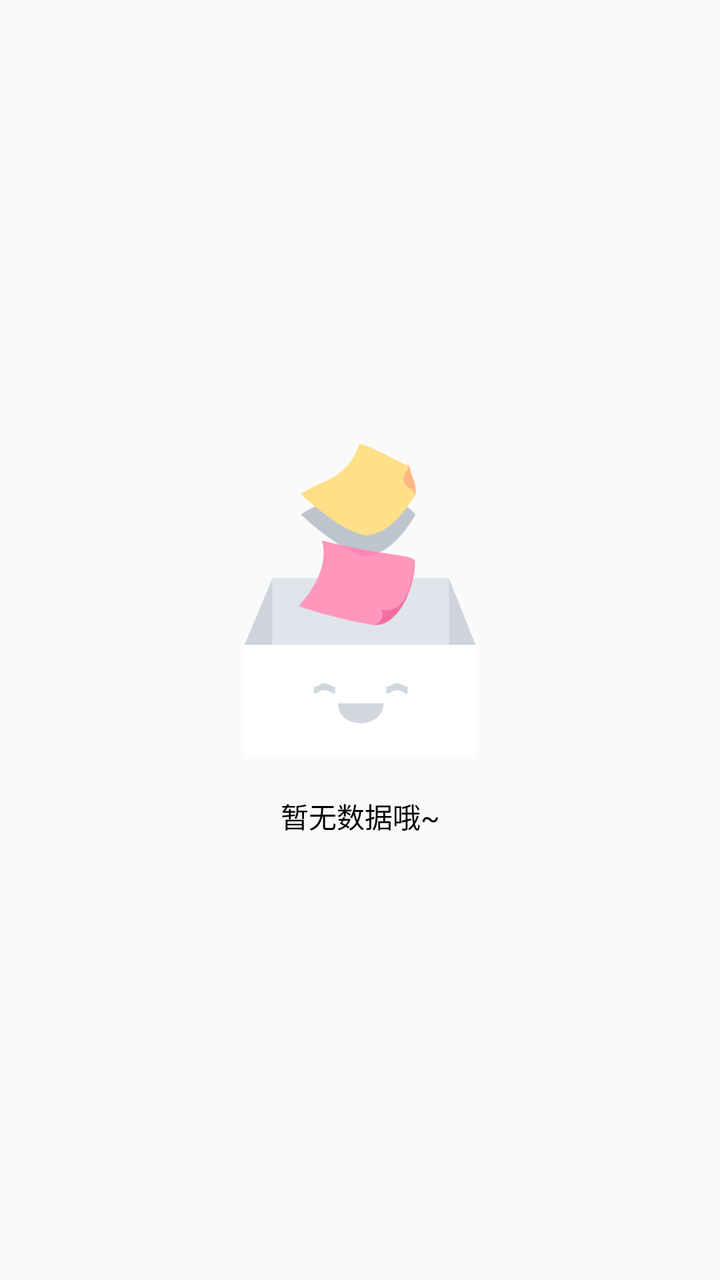
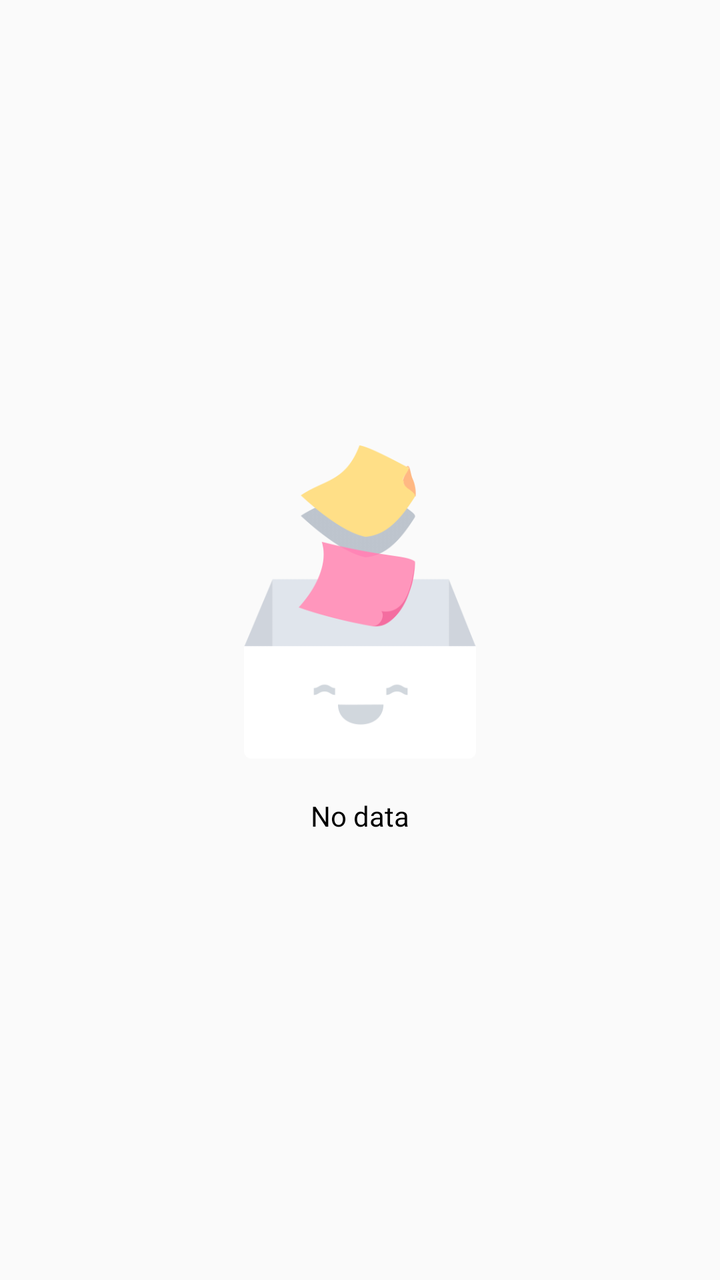

Two renders of the same Android screen: before a commit and after it. Below are the layout's source before the change and the commit's diff.
<!-- AndroidManifest.xml: another module's application theme AppTheme -->
<!-- res/layout/layout_for_empty.xml -->
<?xml version="1.0" encoding="utf-8"?>
<androidx.constraintlayout.widget.ConstraintLayout
    xmlns:android="http://schemas.android.com/apk/res/android"
    xmlns:app="http://schemas.android.com/apk/res-auto"
    android:layout_width="match_parent"
    android:layout_height="match_parent">

    
    <ImageView
        android:id="@+id/iv"
        android:layout_width="0dp"
        android:layout_height="wrap_content"
        android:adjustViewBounds="true"
        android:src="@drawable/ic_empty_for_layout_empty"
        app:layout_constraintBottom_toTopOf="@id/tv"
        app:layout_constraintLeft_toLeftOf="parent"
        app:layout_constraintRight_toRightOf="parent"
        app:layout_constraintTop_toTopOf="parent"
        app:layout_constraintVertical_chainStyle="packed"
        app:layout_constraintWidth_percent="0.3226666666666667"/>

    <TextView
        android:id="@+id/tv"
        android:layout_width="wrap_content"
        android:layout_height="wrap_content"
        android:layout_marginTop="19dp"
        android:text="暂无数据哦~"
        android:textColor="@color/black"
        android:textSize="14sp"
        app:layout_constraintBottom_toBottomOf="parent"
        app:layout_constraintLeft_toLeftOf="parent"
        app:layout_constraintRight_toRightOf="parent"
        app:layout_constraintTop_toBottomOf="@id/iv"/>
</androidx.constraintlayout.widget.ConstraintLayout>
<!-- resources referenced by this layout -->
<resources>
  <color name="black">#000</color>
  <!-- drawable ic_empty_for_layout_empty: png bitmap (drawable-xxxhdpi, 14368 bytes) -->
  <style name="AppTheme" parent="NoActionBar">
          <item name="windowActionBar">true</item>
          <item name="windowNoTitle">false</item>
      </style>
  <style name="NoActionBar" parent="AppThemeForMyAndroidFrameWork">
          
          <item name="colorPrimary">@color/colorPrimary</item>
          <item name="colorPrimaryDark">@color/colorPrimaryDark</item>
          <item name="colorAccent">@color/colorAccent</item>
      </style>
  <style name="AppThemeForMyAndroidFrameWork" parent="Theme.AppCompat.Light.NoActionBar">
          
          
  
          
          
          
  
          
          <item name="android:textAllCaps">false</item>
      </style>
  <color name="colorPrimary">#008577</color>
  <color name="colorPrimaryDark">#00574B</color>
  <color name="colorAccent">#D81B60</color>
</resources>

<!-- the commit's change to res/layout/layout_for_empty.xml (unified diff, before → after) -->
@@ -1,6 +1,5 @@
 <?xml version="1.0" encoding="utf-8"?>
-<androidx.constraintlayout.widget.ConstraintLayout
-    xmlns:android="http://schemas.android.com/apk/res/android"
+<androidx.constraintlayout.widget.ConstraintLayout xmlns:android="http://schemas.android.com/apk/res/android"
     xmlns:app="http://schemas.android.com/apk/res-auto"
     android:layout_width="match_parent"
     android:layout_height="match_parent">
@@ -17,18 +16,18 @@
         app:layout_constraintRight_toRightOf="parent"
         app:layout_constraintTop_toTopOf="parent"
         app:layout_constraintVertical_chainStyle="packed"
-        app:layout_constraintWidth_percent="0.3226666666666667"/>
+        app:layout_constraintWidth_percent="0.3226666666666667" />
 
     <TextView
         android:id="@+id/tv"
         android:layout_width="wrap_content"
         android:layout_height="wrap_content"
         android:layout_marginTop="19dp"
-        android:text="暂无数据哦~"
+        android:text="@string/no_data"
         android:textColor="@color/black"
         android:textSize="14sp"
         app:layout_constraintBottom_toBottomOf="parent"
         app:layout_constraintLeft_toLeftOf="parent"
         app:layout_constraintRight_toRightOf="parent"
-        app:layout_constraintTop_toBottomOf="@id/iv"/>
+        app:layout_constraintTop_toBottomOf="@id/iv" />
 </androidx.constraintlayout.widget.ConstraintLayout>
<!-- resource entries referenced after the edit -->
@@ -2,6 +2,7 @@
 <resources>
   <color name="black">#000</color>
   <!-- drawable ic_empty_for_layout_empty: png bitmap (drawable-xxxhdpi, 14368 bytes) -->
+  <string name="no_data">No data</string>
   <style name="AppTheme" parent="NoActionBar">
           <item name="windowActionBar">true</item>
           <item name="windowNoTitle">false</item>
